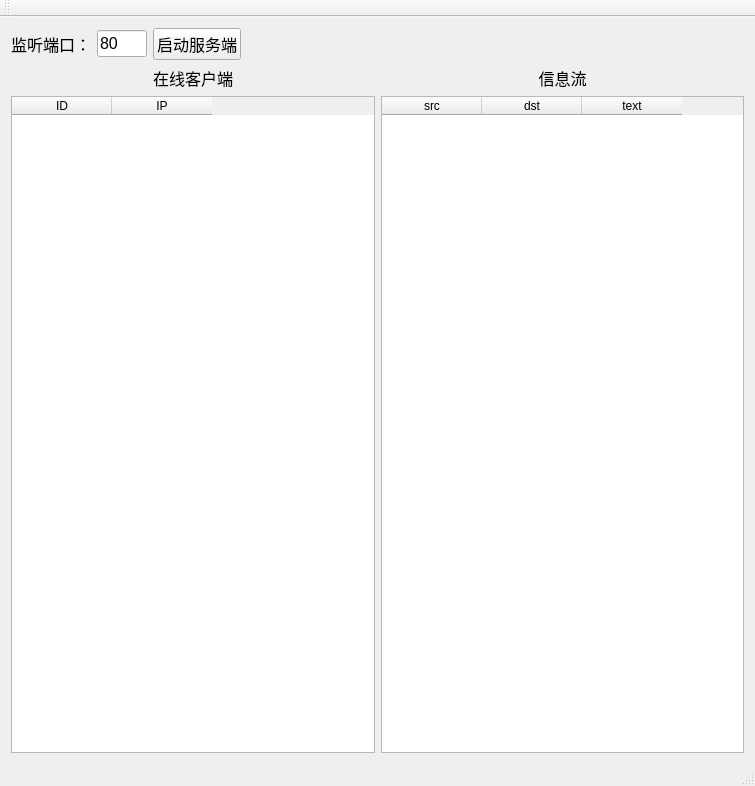
First picture: the form in LightDetection/Server/Server.ui, repository myzhyu/LightDetection, before the edit.
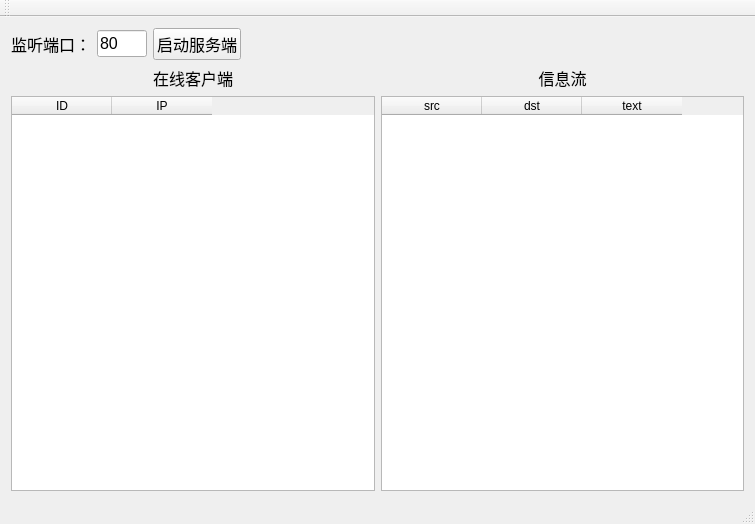
Second picture: the form after the edit.

```diff
--- a/LightDetection/Server/Server.ui
+++ b/LightDetection/Server/Server.ui
@@ -7,7 +7,7 @@
     <x>0</x>
     <y>0</y>
     <width>755</width>
-    <height>786</height>
+    <height>524</height>
    </rect>
   </property>
   <property name="windowTitle">
```
Left out of the diff: 3 changed lines with no effect on the pictures.
